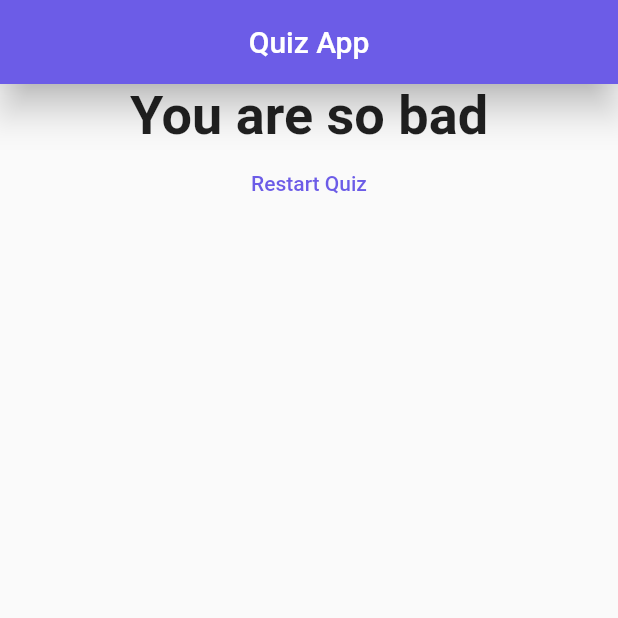
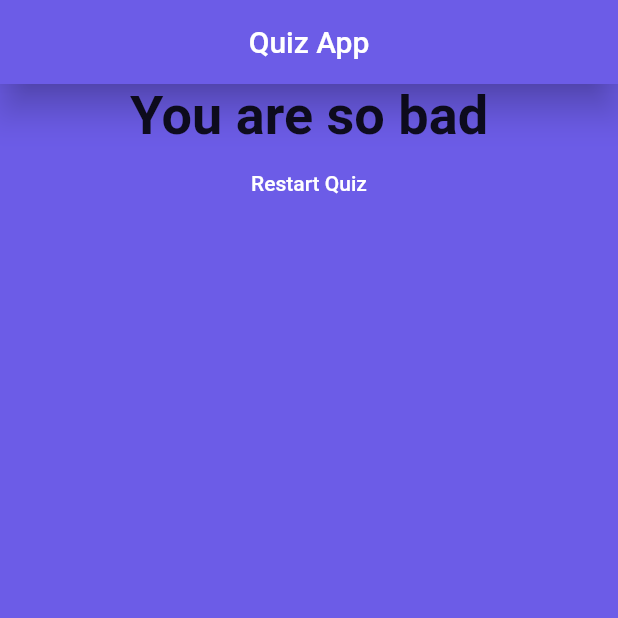
Before and after one commit to Console45/Flutter-Quiz-App, a Flutter app: the screen it shows after launch, after a tap on "red", after a tap on "bat", after a tap on "boxing", on a phone screen of 412 x 824 dp, the top half of it. Run offline on Flutter 3.47's test engine with Material 2 defaults, Android fonts, the phone set to English and light mode, and no system bars; our stand-ins replace hexcolor.

Commit message:
change background color

```diff
--- a/lib/main.dart
+++ b/lib/main.dart
@@ -71,12 +71,14 @@ class _MyAppState extends State<MyApp> {
             backgroundColor: Hexcolor('#6c5ce7'),
             elevation: 10,
           ),
-          body: _questionIndex < _questions.length
-              ? Quiz(
-                  questions: _questions,
-                  questionIndex: _questionIndex,
-                  answerQuestion: _answerQuestion)
-              : Result(_totalScore, _resetQuiz)),
+          body: Container(
+              child: _questionIndex < _questions.length
+                  ? Quiz(
+                      questions: _questions,
+                      questionIndex: _questionIndex,
+                      answerQuestion: _answerQuestion)
+                  : Result(_totalScore, _resetQuiz),
+              color: Hexcolor('#6c5ce7'))),
     );
   }
 }
--- a/lib/result.dart
+++ b/lib/result.dart
@@ -31,7 +31,7 @@ class Result extends StatelessWidget {
           FlatButton(
             child: Text('Restart Quiz'),
             onPressed: resetQuiz,
-            textColor: Hexcolor('#6c5ce7'),
+            textColor: Hexcolor('#ffffff'),
           )
         ],
       ),
```
